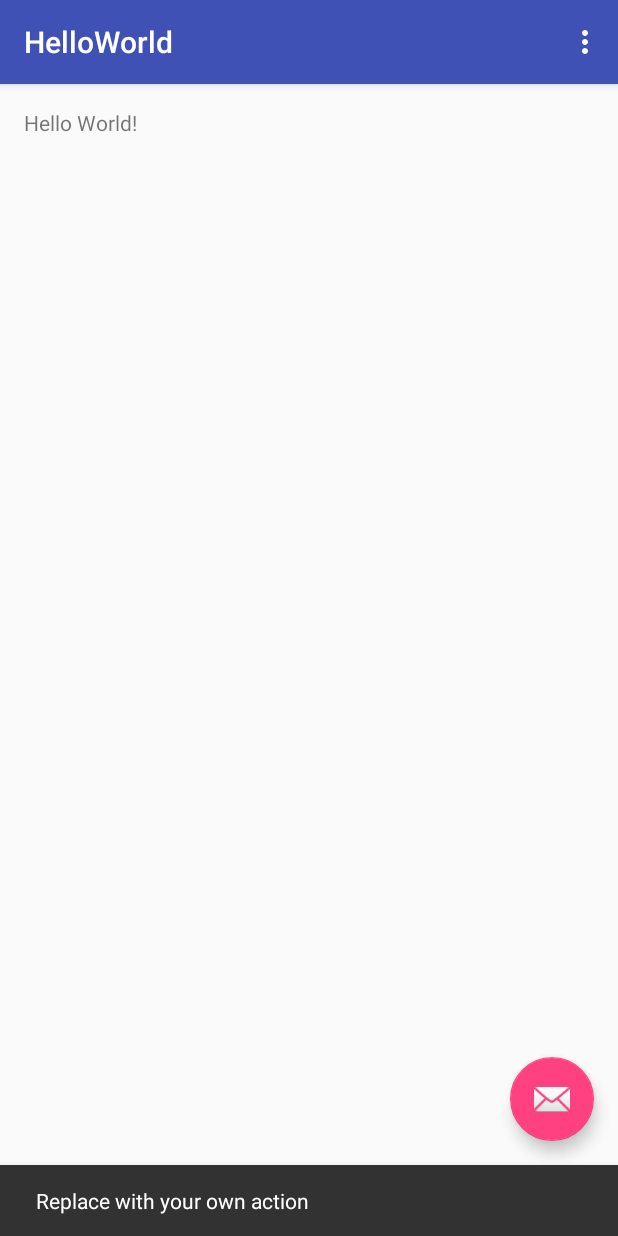
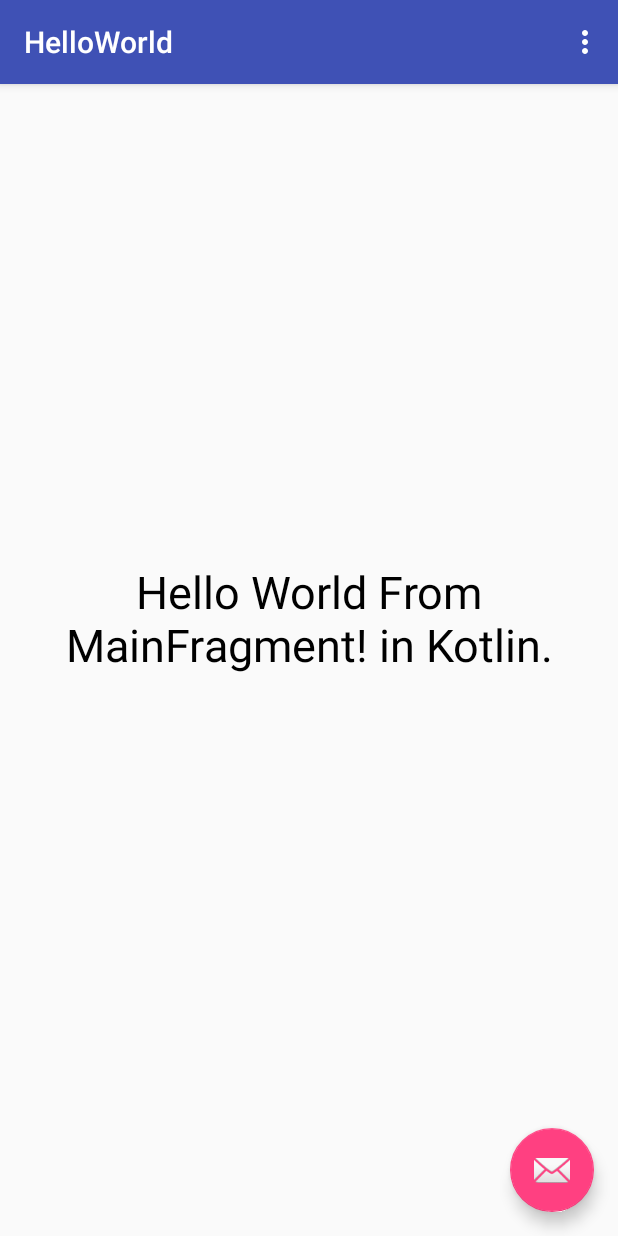
Before and after one commit to snowdream/test, an Android app: the screen it shows after launch (MainActivity), after a tap on an icon or button, on a phone screen of 412 x 824 dp. Run offline under Robolectric (Android 15) with nearby library versions, the phone set to English and light mode, and no system bars.

Commit message:
Add: support for kotlin

```diff
--- a/android/kotlin/HelloWorld/app/build.gradle
+++ b/android/kotlin/HelloWorld/app/build.gradle
@@ -1,4 +1,6 @@
 apply plugin: 'com.android.application'
+apply plugin: 'kotlin-android'
+apply plugin: 'kotlin-android-extensions'
 
 android {
     compileSdkVersion 24
@@ -17,11 +19,16 @@ android {
             proguardFiles getDefaultProguardFile('proguard-android.txt'), 'proguard-rules.pro'
         }
     }
+    sourceSets {
+        main.java.srcDirs += 'src/main/kotlin'
+    }
 }
 
 dependencies {
     compile fileTree(dir: 'libs', include: ['*.jar'])
+    compile "org.jetbrains.kotlin:kotlin-stdlib:$kotlin_version"
     testCompile 'junit:junit:4.12'
     compile 'com.android.support:appcompat-v7:24.1.1'
     compile 'com.android.support:design:24.1.1'
+    compile 'com.android.support:support-v4:24.1.1'
 }
--- a/android/kotlin/HelloWorld/app/src/main/java/com/github/snowdream/kotlin/helloworld/MainActivity.java
+++ b/android/kotlin/HelloWorld/app/src/main/java/com/github/snowdream/kotlin/helloworld/MainActivity.java
@@ -8,6 +8,8 @@ import android.support.v7.widget.Toolbar;
 import android.view.View;
 import android.view.Menu;
 import android.view.MenuItem;
+import android.widget.FrameLayout;
+import android.widget.TextView;
 
 public class MainActivity extends AppCompatActivity {
 
@@ -18,12 +20,23 @@ public class MainActivity extends AppCompatActivity {
         Toolbar toolbar = (Toolbar) findViewById(R.id.toolbar);
         setSupportActionBar(toolbar);
 
+        final FrameLayout container = (FrameLayout) findViewById(R.id.container);
+        final TextView textView =(TextView) findViewById(R.id.text);
+
        FloatingActionButton fab = (FloatingActionButton) findViewById(R.id.fab);
         fab.setOnClickListener(new View.OnClickListener() {
             @Override
             public void onClick(View view) {
-                Snackbar.make(view, "Replace with your own action", Snackbar.LENGTH_LONG)
-                        .setAction("Action", null).show();
+                if (container.getVisibility() == View.GONE) {
+                    container.setVisibility(View.VISIBLE);
+                    textView.setVisibility(View.GONE);
+                    MainFragment fragment = new MainFragment();
+                    getSupportFragmentManager().beginTransaction().add(R.id.container, fragment).commit();
+                } else {
+                    container.setVisibility(View.GONE);
+                    textView.setVisibility(View.VISIBLE);
+                    getSupportFragmentManager().popBackStack();
+                }
             }
         });
     }
--- /dev/null
+++ b/android/kotlin/HelloWorld/app/src/main/kotlin/com/github/snowdream/kotlin/helloworld/MainFragment.kt
@@ -0,0 +1,25 @@
+package com.github.snowdream.kotlin.helloworld
+
+
+import android.os.Bundle
+import android.support.v4.app.Fragment
+import android.view.LayoutInflater
+import android.view.View
+import android.view.ViewGroup
+import android.widget.TextView
+
+/**
+ * A simple [Fragment] subclass.
+ */
+class MainFragment : Fragment() {
+
+
+    override fun onCreateView(inflater: LayoutInflater?, container: ViewGroup?, savedInstanceState: Bundle?): View? {
+        return inflater!!.inflate(R.layout.main_fragment, null);
+    }
+
+    override fun onViewCreated(view: View?, savedInstanceState: Bundle?) {
+        super.onViewCreated(view, savedInstanceState);
+    }
+
+}
--- a/android/kotlin/HelloWorld/app/src/main/res/layout/activity_main.xml
+++ b/android/kotlin/HelloWorld/app/src/main/res/layout/activity_main.xml
@@ -5,8 +5,7 @@
         xmlns:tools="http://schemas.android.com/tools"
         android:layout_width="match_parent"
         android:layout_height="match_parent"
-    android:fitsSystemWindows="true"
-    tools:context="com.github.snowdream.kotlin.helloworld.MainActivity">
+        android:fitsSystemWindows="true">
 
     <android.support.design.widget.AppBarLayout
             android:layout_height="wrap_content"
@@ -18,18 +17,37 @@
                 android:layout_width="match_parent"
                 android:layout_height="?attr/actionBarSize"
                 android:background="?attr/colorPrimary"
-            app:popupTheme="@style/AppTheme.PopupOverlay" />
+                app:popupTheme="@style/AppTheme.PopupOverlay"/>
 
     </android.support.design.widget.AppBarLayout>
 
-    <include layout="@layout/content_main"/>
+    <FrameLayout
+            android:layout_width="match_parent"
+            android:layout_height="match_parent">
+        <TextView
+                android:id="@+id/text"
+                android:text="Hello World From MainActivity! in Java."
+                android:gravity="center"
+                android:textSize="30dp"
+                android:layout_width="match_parent"
+                android:layout_height="match_parent"
+                android:textColor="@android:color/black"/>
 
+        <FrameLayout
+                android:id="@+id/container"
+                android:visibility="gone"
+                android:layout_width="match_parent"
+                android:layout_height="match_parent">
+        </FrameLayout>
+
+
+    </FrameLayout>
     <android.support.design.widget.FloatingActionButton
             android:id="@+id/fab"
             android:layout_width="wrap_content"
             android:layout_height="wrap_content"
             android:layout_gravity="bottom|end"
             android:layout_margin="@dimen/fab_margin"
-        android:src="@android:drawable/ic_dialog_email" />
+            android:src="@android:drawable/ic_dialog_email"/>
 
 </android.support.design.widget.CoordinatorLayout>
--- a/android/kotlin/HelloWorld/app/src/main/res/layout/content_main.xml
+++ /dev/null
@@ -1,20 +0,0 @@
-<?xml version="1.0" encoding="utf-8"?>
-<RelativeLayout
-    xmlns:android="http://schemas.android.com/apk/res/android"
-    xmlns:tools="http://schemas.android.com/tools"
-    xmlns:app="http://schemas.android.com/apk/res-auto"
-    android:layout_width="match_parent"
-    android:layout_height="match_parent"
-    android:paddingLeft="@dimen/activity_horizontal_margin"
-    android:paddingRight="@dimen/activity_horizontal_margin"
-    android:paddingTop="@dimen/activity_vertical_margin"
-    android:paddingBottom="@dimen/activity_vertical_margin"
-    app:layout_behavior="@string/appbar_scrolling_view_behavior"
-    tools:showIn="@layout/activity_main"
-    tools:context="com.github.snowdream.kotlin.helloworld.MainActivity">
-
-    <TextView
-        android:text="Hello World!"
-        android:layout_width="wrap_content"
-        android:layout_height="wrap_content" />
-</RelativeLayout>
--- /dev/null
+++ b/android/kotlin/HelloWorld/app/src/main/res/layout/main_fragment.xml
@@ -0,0 +1,11 @@
+<?xml version="1.0" encoding="utf-8"?>
+<LinearLayout xmlns:android="http://schemas.android.com/apk/res/android"
+              android:layout_width="match_parent"
+              android:layout_height="match_parent">
+
+    <TextView android:layout_width="match_parent" android:layout_height="match_parent"
+              android:text="Hello World From MainFragment! in Kotlin."
+              android:gravity="center"
+              android:textSize="30sp"
+              android:textColor="@android:color/black"/>
+</LinearLayout>
--- a/android/kotlin/HelloWorld/app/src/main/res/values/strings.xml
+++ b/android/kotlin/HelloWorld/app/src/main/res/values/strings.xml
@@ -1,4 +1,7 @@
 <resources>
     <string name="app_name">HelloWorld</string>
     <string name="action_settings">Settings</string>
+
+    <!-- TODO: Remove or change this placeholder text -->
+    <string name="hello_blank_fragment">Hello blank fragment</string>
 </resources>
--- a/android/kotlin/HelloWorld/build.gradle
+++ b/android/kotlin/HelloWorld/build.gradle
@@ -1,11 +1,15 @@
 // Top-level build file where you can add configuration options common to all sub-projects/modules.
 
 buildscript {
+    ext.kotlin_version = '1.0.1-2'
+
     repositories {
-                jcenter { url "http://jcenter.bintray.com/"}
+        maven { url 'http://maven.aliyun.com/mvn/repository/' }
+        jcenter { url "http://jcenter.bintray.com/" }
     }
     dependencies {
         classpath 'com.android.tools.build:gradle:2.0.0'
+        classpath "org.jetbrains.kotlin:kotlin-gradle-plugin:$kotlin_version"
 
         // NOTE: Do not place your application dependencies here; they belong
         // in the individual module build.gradle files
@@ -14,7 +18,8 @@ buildscript {
 
 allprojects {
     repositories {
-                jcenter { url "http://jcenter.bintray.com/"}
+        maven { url 'http://maven.aliyun.com/mvn/repository/' }
+        jcenter { url "http://jcenter.bintray.com/" }
     }
 }
 
```
Lines whose indentation alone changed are shown as unchanged.
